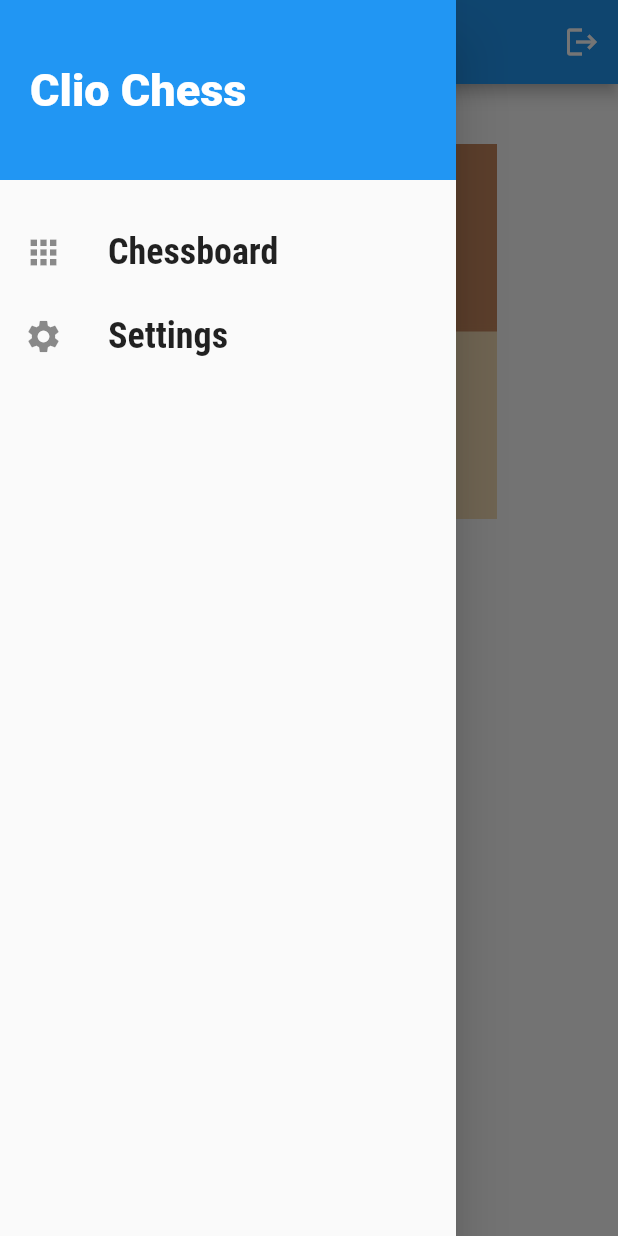
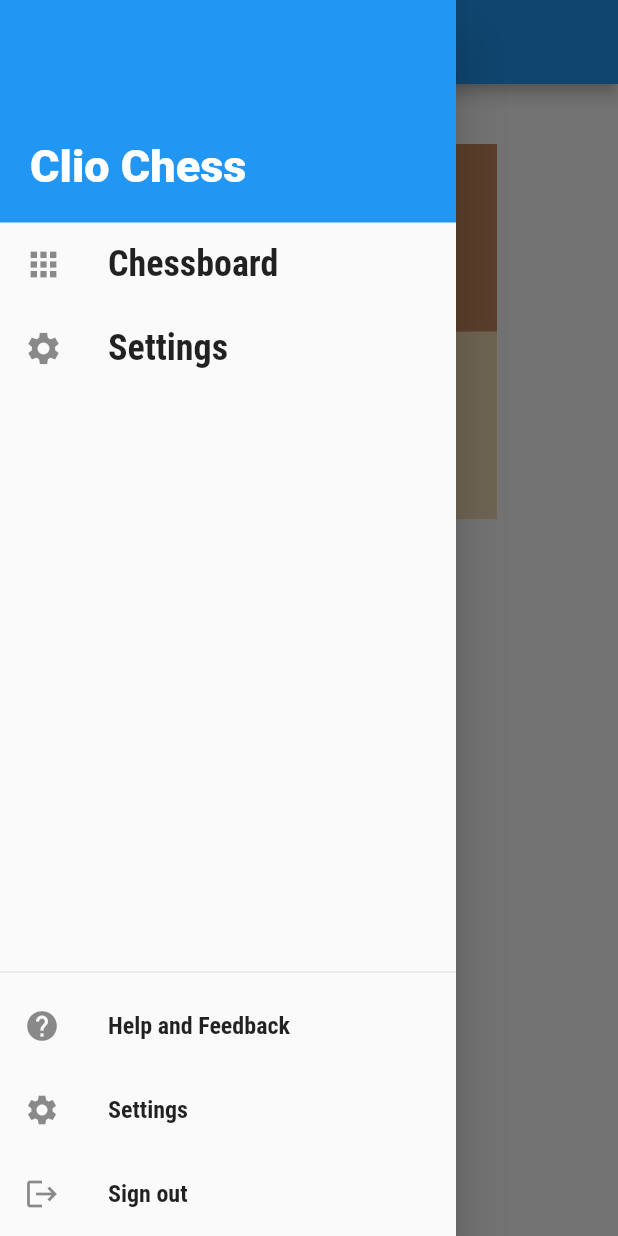
Before and after one commit to simsim2030/clio_app_amp_v2, a Flutter app: the HomePage screen opened directly, in the side drawer, after a tap on "Chessboard", on a phone screen of 412 x 824 dp. Run offline on Flutter 3.47's test engine with Material 2 defaults, Android fonts, the phone set to English and light mode, and no system bars; our stand-ins replace flutter_svg; missing offline and left inert: amplify_auth_cognito, amplify_authenticator, amplify_flutter, chess, dart:ffi, flutter_stateless_chessboard; generated files the repository leaves out were written again.

Commit message:
Added Sign out to the main drawer

```diff
--- a/lib/pages/home_page.dart
+++ b/lib/Screens/Home/home_page.dart
@@ -21,12 +21,6 @@ class _HomePageState extends State<HomePage> {
     return Scaffold(
       appBar: AppBar(
         title: Text('Home'),
-        actions: [
-          IconButton(
-              icon: Icon(Icons.logout),
-              onPressed: () => Amplify.Auth.signOut(
-                  options: SignOutOptions(globalSignOut: true)))
-        ],
       ),
       drawer: MainDrawer(),
       body: Center(
--- a/lib/Screens/Welcome/welcome_screen.dart
+++ b/lib/Screens/Welcome/welcome_screen.dart
@@ -1,6 +1,5 @@
 import 'package:clio_chess_amp_v2/Screens/Welcome/components/welcome_body.dart';
 import 'package:flutter/material.dart';
-
 
 class WelcomeScreen extends StatelessWidget {
   @override
--- a/lib/Screens/auth/Login/login_page.dart
+++ b/lib/Screens/auth/Login/login_page.dart
@@ -1,7 +1,7 @@
 import 'package:amplify_authenticator/amplify_authenticator.dart';
 import 'package:clio_chess_amp_v2/Screens/auth/components/auth.dart';
 import 'package:clio_chess_amp_v2/components/Theme/login_signup_theme.dart';
-import 'package:clio_chess_amp_v2/pages/home_page.dart';
+import 'package:clio_chess_amp_v2/Screens/Home/home_page.dart';
 import 'package:flutter/material.dart';
 
 // import '../../components/localized_button_resolver.dart';
--- a/lib/Screens/auth/Signup/signup_page.dart
+++ b/lib/Screens/auth/Signup/signup_page.dart
@@ -1,6 +1,6 @@
+import 'package:clio_chess_amp_v2/Screens/Home/home_page.dart';
 import 'package:clio_chess_amp_v2/Screens/auth/components/auth.dart';
 import 'package:clio_chess_amp_v2/components/Theme/login_signup_theme.dart';
-import 'package:clio_chess_amp_v2/pages/home_page.dart';
 import 'package:flutter/material.dart';
 import 'package:amplify_authenticator/amplify_authenticator.dart';
 
--- a/lib/Screens/auth/components/auth.dart
+++ b/lib/Screens/auth/components/auth.dart
@@ -1,8 +1,7 @@
 import 'package:amplify_authenticator/amplify_authenticator.dart';
 import 'package:clio_chess_amp_v2/components/Theme/login_signup_theme.dart';
-import 'package:clio_chess_amp_v2/pages/home_page.dart';
+import 'package:clio_chess_amp_v2/Screens/Home/home_page.dart';
 import 'package:flutter/material.dart';
-import 'package:flutter_svg/flutter_svg.dart';
 
 class Auth extends StatelessWidget {
   const Auth({
--- /dev/null
+++ b/lib/components/Drawer/BuildBottomListTile.dart
@@ -0,0 +1,23 @@
+import 'package:flutter/material.dart';
+
+Widget buildBottomListTile(
+  String title,
+  IconData icon,
+  VoidCallback tapHandler,
+) {
+  return ListTile(
+    leading: Icon(
+      icon,
+      size: 24,
+    ),
+    title: Text(
+      title,
+      style: TextStyle(
+        fontFamily: 'RobotoCondensed',
+        fontSize: 16,
+        fontWeight: FontWeight.w600,
+      ),
+    ),
+    onTap: tapHandler,
+  );
+}
--- /dev/null
+++ b/lib/components/Drawer/BuildMainListTile.dart
@@ -0,0 +1,23 @@
+import 'package:flutter/material.dart';
+
+Widget buildMainListTile(
+  String title,
+  IconData icon,
+  VoidCallback tapHandler,
+) {
+  return ListTile(
+    leading: Icon(
+      icon,
+      size: 26,
+    ),
+    title: Text(
+      title,
+      style: TextStyle(
+        fontFamily: 'RobotoCondensed',
+        fontSize: 24,
+        fontWeight: FontWeight.bold,
+      ),
+    ),
+    onTap: tapHandler,
+  );
+}
--- a/lib/widgets/main_drawer.dart
+++ b/lib/widgets/main_drawer.dart
@@ -1,41 +1,24 @@
+import 'package:amplify_auth_cognito/amplify_auth_cognito.dart';
+import 'package:amplify_flutter/amplify_flutter.dart';
+import 'package:clio_chess_amp_v2/components/Drawer/BuildBottomListTile.dart';
+import 'package:clio_chess_amp_v2/components/Drawer/BuildMainListTile.dart';
 import 'package:clio_chess_amp_v2/pages/tab_menu.dart';
 import 'package:flutter/material.dart';
 import '../Screens/OfflineChess/offline_chess_page.dart';
 import '../pages/setting_page.dart';
 
 class MainDrawer extends StatelessWidget {
-  Widget buildListTile(
-    String title,
-    IconData icon,
-    VoidCallback tapHandler,
-  ) {
-    return ListTile(
-      leading: Icon(
-        icon,
-        size: 26,
-      ),
-      title: Text(
-        title,
-        style: TextStyle(
-          fontFamily: 'RobotoCondensed',
-          fontSize: 24,
-          fontWeight: FontWeight.bold,
-        ),
-      ),
-      onTap: tapHandler,
-    );
-  }
-
   @override
   Widget build(BuildContext context) {
+    Size size = MediaQuery.of(context).size;
     return Drawer(
       child: Column(
         children: <Widget>[
           Container(
-            height: 120,
+            height: size.height * 0.18,
             width: double.infinity,
             padding: EdgeInsets.all(20),
-            alignment: Alignment.centerLeft,
+            alignment: Alignment.bottomLeft,
             color: Theme.of(context).primaryColor,
             child: Text(
               'Clio Chess',
@@ -45,18 +28,50 @@ class MainDrawer extends StatelessWidget {
                   color: Colors.white),
             ),
           ),
-          SizedBox(
-            height: 20,
+          Expanded(
+            child: ListView(
+              padding: EdgeInsets.zero,
+              children: <Widget>[
+                buildMainListTile(
+                  'Chessboard',
+                  Icons.apps_rounded,
+                  () {
+                    Navigator.of(context)
+                        .pushReplacementNamed(TabScreen.routeName);
+                  },
+                ),
+                buildMainListTile(
+                  'Settings',
+                  Icons.settings,
+                  () {
+                    Navigator.of(context)
+                        .pushReplacementNamed(SettingPage.routeName);
+                  },
+                ),
+              ],
+            ),
           ),
-          buildListTile('Chessboard', Icons.apps_rounded, () {
-            Navigator.of(context).pushReplacementNamed(TabScreen.routeName);
-          }),
-          // buildListTile('Live Chess', Icons.alarm_rounded, () {
-          //   Navigator.of(context).pushNamed(FindDevicesScreen.routeName);
-          // }),
-          buildListTile('Settings', Icons.settings, () {
-            Navigator.of(context).pushReplacementNamed(SettingPage.routeName);
-          }),
+          Container(
+            // This align moves the children to the bottom
+            child: Align(
+              alignment: FractionalOffset.bottomCenter,
+              // This container holds all the children that will be aligned
+              // on the bottom and should not scroll with the above ListView
+              child: Container(
+                child: Column(
+                  children: <Widget>[
+                    Divider(),
+                    buildBottomListTile('Help and Feedback', Icons.help, () {}),
+                    buildBottomListTile('Settings', Icons.settings, () {}),
+                    buildBottomListTile('Sign out', Icons.logout, () {
+                      Amplify.Auth.signOut(
+                          options: SignOutOptions(globalSignOut: true));
+                    }),
+                  ],
+                ),
+              ),
+            ),
+          ),
         ],
       ),
     );
```
